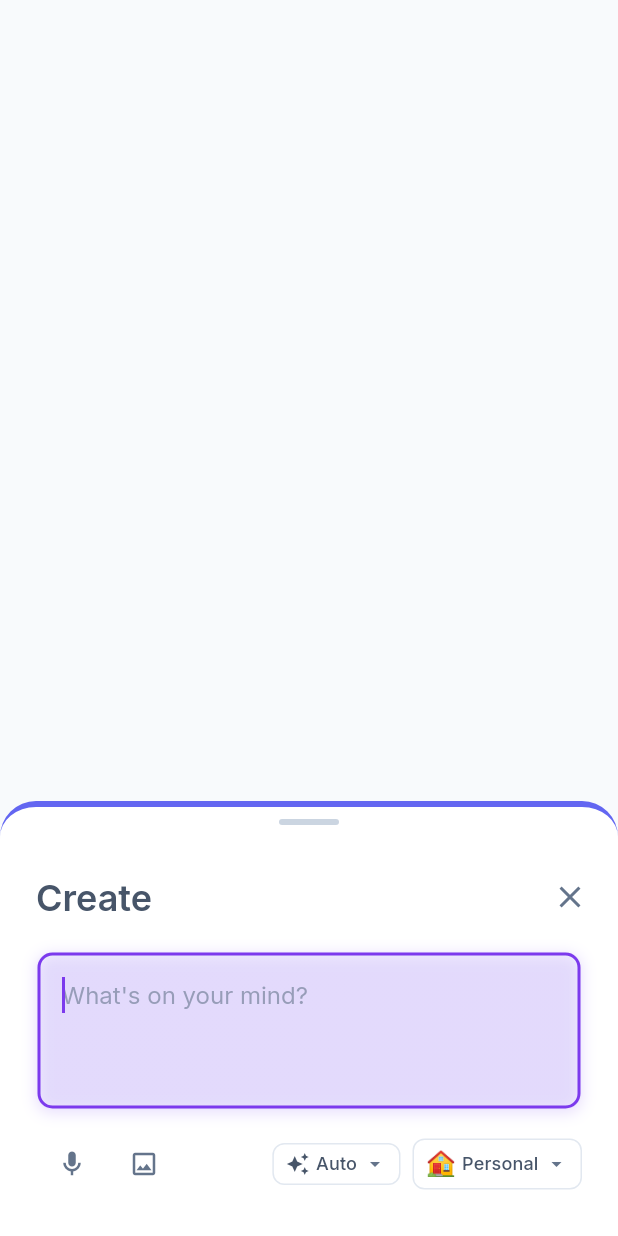
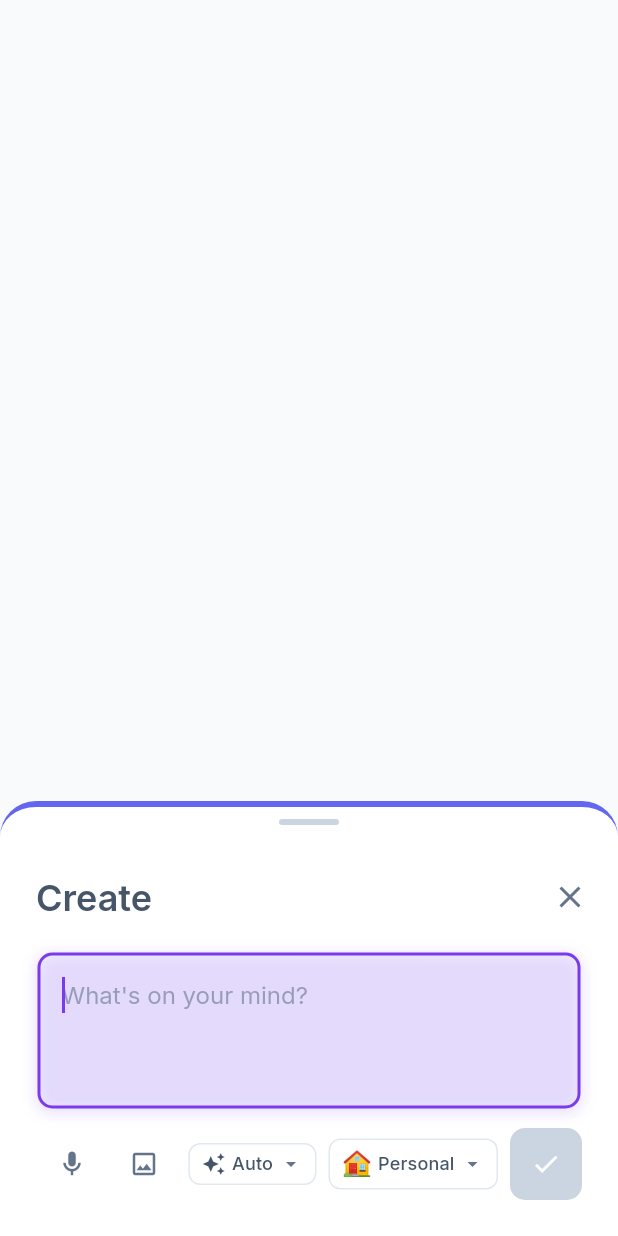
Before and after one commit to joCur/later, a Flutter app: the CreateContentModal widget shown alone on an empty page, opened directly, on a phone screen of 412 x 824 dp. Run offline on Flutter 3.47's test engine with Material 3 defaults, Android fonts, the phone set to English and light mode, and no system bars; our stand-ins replace flutter_animate, google_fonts, hive, hive_flutter, shared_preferences, shimmer; accounts and stored records are empty.

Commit message:
feat: Add explicit save functionality to Create Content Modal
Replace auto-save with explicit save for new content creation, giving users
control over when content is created. Includes responsive save button,
keyboard shortcuts, and success feedback.

Changes:
- Add _isNewItem getter to distinguish creation vs editing mode
- Disable auto-save for new items (keeps auto-save for future edit mode)
- Add responsive save button (icon-only mobile, full button desktop)
- Implement _handleExplicitSave() with validation and auto-close
- Add success feedback with haptics (800ms animation + 500ms delay)
- Update keyboard shortcut: Cmd/Ctrl+Enter now triggers explicit save
- Update hint text: "create" instead of "save"

Implementation follows plan phases 5 and 6.

🤖 Generated with [Claude Code](https://claude.com/claude-code)

Co-Authored-By: Claude <noreply@anthropic.com>

```diff
--- a/apps/later_mobile/lib/widgets/modals/create_content_modal.dart
+++ b/apps/later_mobile/lib/widgets/modals/create_content_modal.dart
@@ -5,6 +5,7 @@ import 'dart:ui' show ImageFilter;
 import 'package:flutter/material.dart';
 import 'package:flutter/services.dart';
 import 'package:later_mobile/design_system/atoms/buttons/ghost_button.dart';
+import 'package:later_mobile/design_system/atoms/buttons/gradient_button.dart';
 import 'package:later_mobile/design_system/atoms/inputs/text_area_field.dart';
 import 'package:later_mobile/design_system/tokens/tokens.dart';
 import 'package:provider/provider.dart';
@@ -65,6 +66,9 @@ class _CreateContentModalState extends State<CreateContentModal>
   bool _isSaving = false;
   bool _isSaved = false;
   String? _selectedSpaceId; // Local state for space selection (modal-only)
+
+  // Check if we're creating a new item or editing an existing one
+  bool get _isNewItem => _currentItemId == null;
 
   // Type selection for content creation
   static const List<TypeOption> _typeOptions = [
@@ -209,6 +213,8 @@ class _CreateContentModalState extends State<CreateContentModal>
       }
     }
 
+    // Only auto-save for existing items (editing mode), not for new items
+    if (!_isNewItem) {
       // Show saving indicator
       setState(() {
         _isSaving = true;
@@ -219,6 +225,7 @@ class _CreateContentModalState extends State<CreateContentModal>
       _debounceTimer = Timer(AppAnimations.autoSaveDebounce, () {
         _saveItem();
       });
+    }
   }
 
   Future<void> _saveItem() async {
@@ -327,6 +334,45 @@ class _CreateContentModalState extends State<CreateContentModal>
     }
   }
 
+  /// Handles explicit save action from save button or keyboard shortcut
+  Future<void> _handleExplicitSave() async {
+    final text = _textController.text.trim();
+
+    // Validate that text is not empty
+    if (text.isEmpty) return;
+
+    // Prevent multiple simultaneous saves
+    if (_isSaving) return;
+
+    // Call the existing save logic
+    await _saveItem();
+
+    // Show success feedback if save was successful
+    if (_isSaved && mounted) {
+      await _showSuccessFeedback();
+
+      // Close modal after success feedback delay
+      if (mounted) {
+        await Future<void>.delayed(const Duration(milliseconds: 500));
+        if (mounted) {
+          _close();
+        }
+      }
+    }
+  }
+
+  /// Shows success feedback animation with haptics
+  Future<void> _showSuccessFeedback() async {
+    // Trigger haptic feedback
+    HapticFeedback.mediumImpact();
+
+    // The _isSaved state is already set to true by _saveItem()
+    // The UI will show the checkmark via _buildAutoSaveIndicator()
+
+    // Wait for animation duration
+    await Future<void>.delayed(const Duration(milliseconds: 800));
+  }
+
   Future<void> _handleKeyEvent(KeyEvent event) async {
     if (event is KeyDownEvent) {
       // Escape to close (with confirmation if unsaved)
@@ -335,17 +381,15 @@ class _CreateContentModalState extends State<CreateContentModal>
         return;
       }
 
-      // Cmd/Ctrl + Enter to save and close
+      // Cmd/Ctrl + Enter to create (explicit save)
       if (event.logicalKey == LogicalKeyboardKey.enter) {
         final isModifierPressed =
             HardwareKeyboard.instance.isMetaPressed ||
             HardwareKeyboard.instance.isControlPressed;
 
         if (isModifierPressed) {
-          // Cancel debounce and save immediately
-          _debounceTimer?.cancel();
-          await _saveItem();
-          _close();
+          // Use explicit save which includes success feedback and auto-close
+          await _handleExplicitSave();
           return;
         }
       }
@@ -752,9 +796,70 @@ class _CreateContentModalState extends State<CreateContentModal>
 
           // Space selector
           _buildSpaceSelector(),
+          const SizedBox(width: AppSpacing.xs),
+
+          // Save button
+          _buildSaveButton(),
         ],
       ),
     );
+  }
+
+  Widget _buildSaveButton() {
+    final isMobile = context.isMobile;
+    final hasText = _textController.text.trim().isNotEmpty;
+
+    if (isMobile) {
+      // Mobile: Icon-only button
+      return Semantics(
+        label: 'Create',
+        button: true,
+        child: Container(
+          decoration: BoxDecoration(
+            gradient: hasText
+                ? Theme.of(context).extension<TemporalFlowTheme>()!.primaryGradient
+                : null,
+            color: hasText ? null : AppColors.neutral300,
+            borderRadius: BorderRadius.circular(AppSpacing.buttonRadius),
+            boxShadow: hasText
+                ? [
+                    BoxShadow(
+                      color: Theme.of(context)
+                          .extension<TemporalFlowTheme>()!
+                          .primaryGradient
+                          .colors
+                          .first
+                          .withValues(alpha: 0.3),
+                      blurRadius: 8,
+                      offset: const Offset(0, 2),
+                    ),
+                  ]
+                : null,
+          ),
+          child: IconButton(
+            key: const Key('save_button'),
+            icon: const Icon(
+              Icons.check,
+              color: Colors.white,
+            ),
+            onPressed: hasText ? _handleExplicitSave : null,
+            iconSize: 20,
+            constraints: const BoxConstraints(
+              minWidth: AppSpacing.minTouchTarget,
+              minHeight: AppSpacing.minTouchTarget,
+            ),
+          ),
+        ),
+      );
+    } else {
+      // Desktop: Full button with text and icon
+      return GradientButton.icon(
+        key: const Key('save_button'),
+        onPressed: hasText ? _handleExplicitSave : null,
+        icon: Icons.check,
+        label: 'Create',
+      );
+    }
   }
 
   Widget _buildTypeSelector() {
@@ -940,11 +1045,11 @@ class _CreateContentModalState extends State<CreateContentModal>
       try {
         final isMacOS = Platform.isMacOS;
         return isMacOS
-            ? '⌘+Enter to save • Esc to close'
-            : 'Ctrl+Enter to save • Esc to close';
+            ? '⌘+Enter to create • Esc to close'
+            : 'Ctrl+Enter to create • Esc to close';
       } catch (e) {
         // Fallback for web or platforms without Platform API
-        return 'Ctrl+Enter to save • Esc to close';
+        return 'Ctrl+Enter to create • Esc to close';
       }
     }
 
```
Also changed, not shown: 1 other file. Lines whose indentation alone changed are shown as unchanged.
